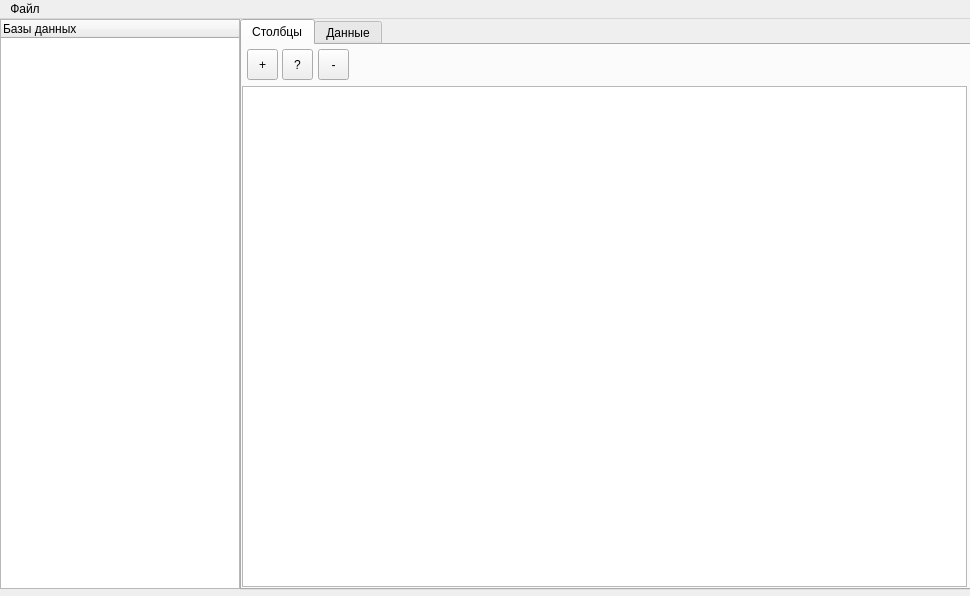
Before: the Qt Designer form src/main.ui in Odrian/SimpleSQLiteEditor, drawn with Qt 5.
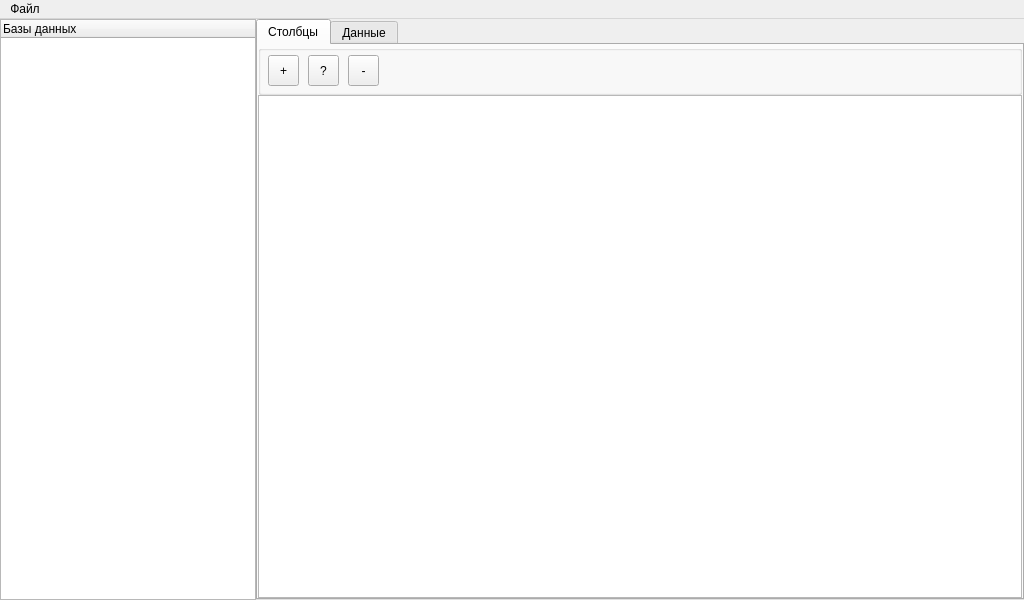
After: the same form once the commit is applied. The open tabs and pages were chosen to show the change.

Commit message: added window resizing and display rows

```diff
--- a/src/main.ui
+++ b/src/main.ui
@@ -6,10 +6,16 @@
    <rect>
     <x>0</x>
     <y>0</y>
-    <width>970</width>
-    <height>596</height>
+    <width>1024</width>
+    <height>600</height>
    </rect>
   </property>
+  <property name="minimumSize">
+   <size>
+    <width>600</width>
+    <height>400</height>
+   </size>
+  </property>
   <property name="windowTitle">
    <string>SQLiteEditor</string>
   </property>
@@ -17,14 +23,35 @@
    <string/>
   </property>
   <widget class="QWidget" name="centralwidget">
+   <layout class="QHBoxLayout" name="horizontalLayout">
+    <property name="spacing">
+     <number>0</number>
+    </property>
+    <property name="leftMargin">
+     <number>0</number>
+    </property>
+    <property name="topMargin">
+     <number>0</number>
+    </property>
+    <property name="rightMargin">
+     <number>0</number>
+    </property>
+    <property name="bottomMargin">
+     <number>0</number>
+    </property>
+    <item>
    <widget class="QTreeWidget" name="treeDBWidget">
-    <property name="geometry">
-     <rect>
-      <x>0</x>
-      <y>0</y>
-      <width>240</width>
-      <height>570</height>
-     </rect>
+      <property name="sizePolicy">
+       <sizepolicy hsizetype="Minimum" vsizetype="Expanding">
+        <horstretch>0</horstretch>
+        <verstretch>0</verstretch>
+       </sizepolicy>
+      </property>
+      <property name="maximumSize">
+       <size>
+        <width>300</width>
+        <height>16777215</height>
+       </size>
     </property>
     <column>
      <property name="text">
@@ -32,14 +59,14 @@
      </property>
     </column>
    </widget>
+    </item>
+    <item>
    <widget class="QTabWidget" name="tabWidget">
-    <property name="geometry">
-     <rect>
-      <x>240</x>
-      <y>0</y>
-      <width>731</width>
-      <height>571</height>
-     </rect>
+      <property name="sizePolicy">
+       <sizepolicy hsizetype="Expanding" vsizetype="Preferred">
+        <horstretch>0</horstretch>
+        <verstretch>0</verstretch>
+       </sizepolicy>
     </property>
     <property name="tabPosition">
      <enum>QTabWidget::North</enum>
@@ -54,50 +81,44 @@
      <attribute name="title">
       <string>Столбцы</string>
      </attribute>
-     <widget class="QTableView" name="table1">
-      <property name="geometry">
-       <rect>
-        <x>0</x>
-        <y>41</y>
-        <width>725</width>
-        <height>501</height>
-       </rect>
-      </property>
-      <property name="gridStyle">
-       <enum>Qt::SolidLine</enum>
-      </property>
-     </widget>
-     <widget class="QToolButton" name="colDel">
-      <property name="geometry">
-       <rect>
-        <x>76</x>
-        <y>4</y>
-        <width>31</width>
-        <height>31</height>
-       </rect>
-      </property>
-      <property name="text">
-       <string>-</string>
-      </property>
-     </widget>
-     <widget class="QToolButton" name="colEdit">
-      <property name="geometry">
-       <rect>
-        <x>40</x>
-        <y>4</y>
-        <width>31</width>
-        <height>31</height>
-       </rect>
-      </property>
-      <property name="text">
-       <string>?</string>
-      </property>
-     </widget>
+       <layout class="QVBoxLayout" name="verticalLayout">
+        <property name="spacing">
+         <number>0</number>
+        </property>
+        <property name="leftMargin">
+         <number>0</number>
+        </property>
+        <property name="topMargin">
+         <number>0</number>
+        </property>
+        <property name="rightMargin">
+         <number>0</number>
+        </property>
+        <property name="bottomMargin">
+         <number>0</number>
+        </property>
+        <item>
+         <widget class="QGroupBox" name="groupBox">
+          <property name="sizePolicy">
+           <sizepolicy hsizetype="Preferred" vsizetype="Minimum">
+            <horstretch>0</horstretch>
+            <verstretch>0</verstretch>
+           </sizepolicy>
+          </property>
+          <property name="minimumSize">
+           <size>
+            <width>0</width>
+            <height>50</height>
+           </size>
+          </property>
+          <property name="title">
+           <string/>
+          </property>
      <widget class="QToolButton" name="colAdd">
       <property name="geometry">
        <rect>
-        <x>5</x>
-        <y>4</y>
+             <x>10</x>
+             <y>10</y>
         <width>31</width>
         <height>31</height>
        </rect>
@@ -109,30 +130,97 @@
        <string>+</string>
       </property>
      </widget>
+          <widget class="QToolButton" name="colEdit">
+           <property name="geometry">
+            <rect>
+             <x>50</x>
+             <y>10</y>
+             <width>31</width>
+             <height>31</height>
+            </rect>
+           </property>
+           <property name="text">
+            <string>?</string>
+           </property>
+          </widget>
+          <widget class="QToolButton" name="colDel">
+           <property name="geometry">
+            <rect>
+             <x>90</x>
+             <y>10</y>
+             <width>31</width>
+             <height>31</height>
+            </rect>
+           </property>
+           <property name="text">
+            <string>-</string>
+           </property>
+          </widget>
+         </widget>
+        </item>
+        <item>
+         <widget class="QTableView" name="table1">
+          <property name="gridStyle">
+           <enum>Qt::SolidLine</enum>
+          </property>
+         </widget>
+        </item>
+       </layout>
     </widget>
     <widget class="QWidget" name="tab2">
      <attribute name="title">
       <string>Данные</string>
      </attribute>
-     <widget class="QTableView" name="table2">
-      <property name="geometry">
-       <rect>
-        <x>0</x>
-        <y>41</y>
-        <width>725</width>
-        <height>501</height>
-       </rect>
-      </property>
-     </widget>
-    </widget>
-   </widget>
+       <layout class="QVBoxLayout" name="verticalLayout_2">
+        <property name="spacing">
+         <number>0</number>
+        </property>
+        <property name="leftMargin">
+         <number>0</number>
+        </property>
+        <property name="topMargin">
+         <number>0</number>
+        </property>
+        <property name="rightMargin">
+         <number>0</number>
+        </property>
+        <property name="bottomMargin">
+         <number>0</number>
+        </property>
+        <item>
+         <widget class="QGroupBox" name="groupBox_2">
+          <property name="sizePolicy">
+           <sizepolicy hsizetype="Preferred" vsizetype="Minimum">
+            <horstretch>0</horstretch>
+            <verstretch>0</verstretch>
+           </sizepolicy>
+          </property>
+          <property name="minimumSize">
+           <size>
+            <width>0</width>
+            <height>50</height>
+           </size>
+          </property>
+          <property name="title">
+           <string/>
+          </property>
+         </widget>
+        </item>
+        <item>
+         <widget class="QTableView" name="table2"/>
+        </item>
+       </layout>
+      </widget>
+     </widget>
+    </item>
+   </layout>
   </widget>
   <widget class="QMenuBar" name="menubar">
    <property name="geometry">
     <rect>
      <x>0</x>
      <y>0</y>
-     <width>970</width>
+     <width>1024</width>
      <height>26</height>
     </rect>
    </property>
```
Left out of the diff: 2 changed lines with no effect on the pictures. Lines whose indentation alone changed are shown as unchanged. The commit also changes 1 other file.
